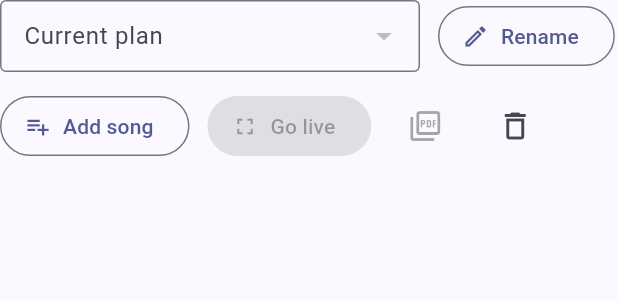
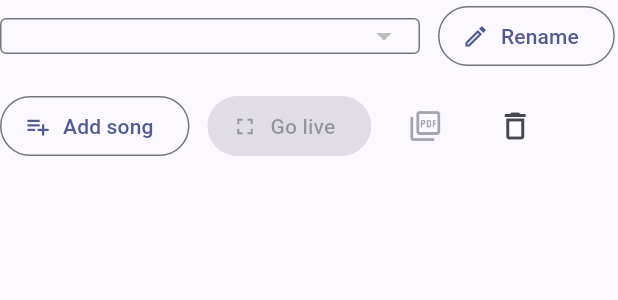
Before and after one commit to mstreezy-prog/the-worship-focus, a Flutter app: the _PlanToolbar widget shown alone on an empty page, opened directly with empty values, on a phone screen of 412 x 824 dp. Shown: the top 300 px of the screen. Run offline on Flutter 3.47's test engine with Material 3 defaults, Android fonts, the phone set to English and light mode, and no system bars; our stand-ins replace pdf, printing, share_plus, wakelock_plus; missing offline and left inert: file_selector; project files that could hold a hidden picture were left out.

Commit message:
Stabilize service plan selection

```diff
--- a/lib/widgets/service_plan_workspace.dart
+++ b/lib/widgets/service_plan_workspace.dart
@@ -214,26 +214,47 @@ class _PlanToolbar extends StatelessWidget {
       children: [
         SizedBox(
           width: 280,
-          child: DropdownButtonFormField<String>(
+          child: Semantics(
+            label: 'Current service plan',
+            child: DecoratedBox(
+              decoration: ShapeDecoration(
+                shape: RoundedRectangleBorder(
+                  side: BorderSide(
+                    color: Theme.of(context).colorScheme.outline,
+                  ),
+                  borderRadius: BorderRadius.circular(4),
+                ),
+              ),
+              child: Padding(
+                padding: const EdgeInsets.symmetric(horizontal: 12),
+                child: DropdownButtonHideUnderline(
+                  child: DropdownButton<String>(
                     key: const ValueKey('service-plan-picker'),
-            initialValue: selectedPlan.id,
+                    value: selectedPlan.id,
                     isExpanded: true,
-            decoration: const InputDecoration(
-              labelText: 'Current plan',
-              border: OutlineInputBorder(),
-              isDense: true,
-            ),
                     items: [
                       for (final plan in plans)
                         DropdownMenuItem(
                           value: plan.id,
-                  child: Text(plan.title, overflow: TextOverflow.ellipsis),
+                          child: Text(
+                            plan.title,
+                            overflow: TextOverflow.ellipsis,
+                          ),
                         ),
                     ],
                     onChanged: (id) {
-              final plan = plans.where((plan) => plan.id == id).firstOrNull;
-              if (plan != null) onPlanSelected(plan);
+                      final plan = plans
+                          .where((plan) => plan.id == id)
+                          .firstOrNull;
+                      if (plan == null) return;
+                      WidgetsBinding.instance.addPostFrameCallback((_) {
+                        onPlanSelected(plan);
+                      });
                     },
+                  ),
+                ),
+              ),
+            ),
           ),
         ),
         OutlinedButton.icon(
```
Also changed, not shown: 1 other file. Lines whose indentation alone changed are shown as unchanged.
